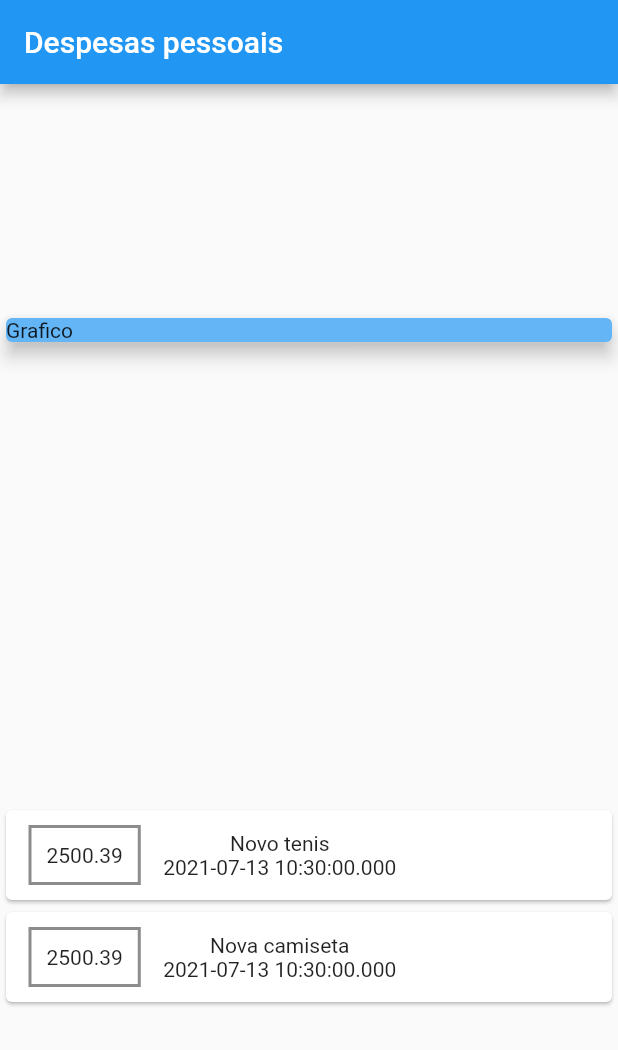
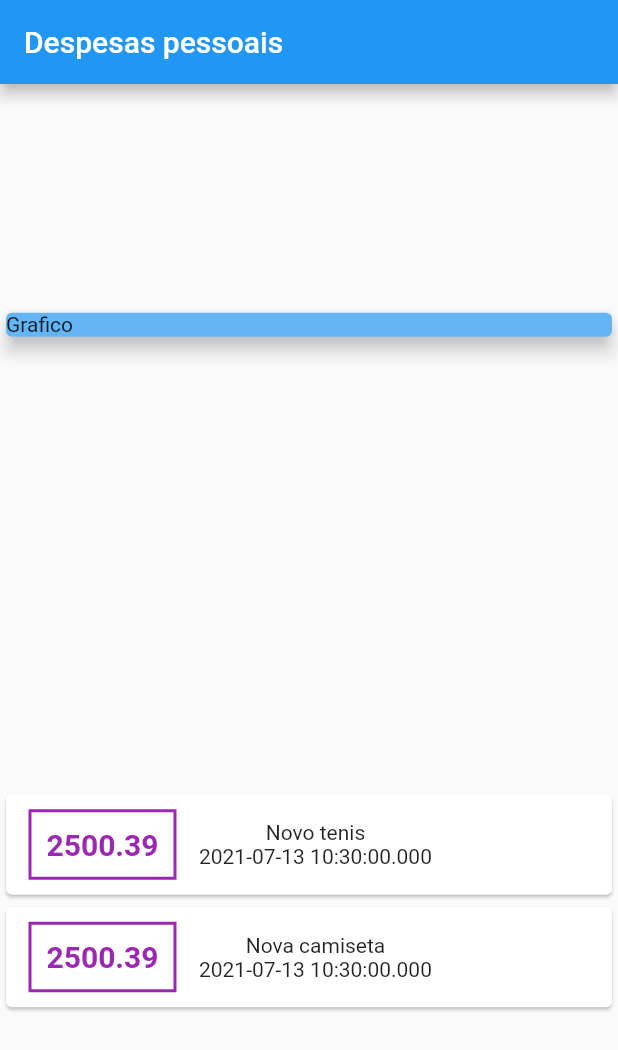
Before and after one commit to faamaral/expenses, a Flutter app: the screen it shows after launch, on a phone screen of 412 x 824 dp. Shown: the top 1050 px of the screen. Run offline on Flutter 3.47's test engine with Material 2 defaults, Android fonts, the phone set to English and light mode, and no system bars.

Commit message:
adding style in the text

```diff
--- a/lib/main.dart
+++ b/lib/main.dart
@@ -49,12 +49,19 @@ class MyHomePage extends StatelessWidget {
                       ),
                       decoration: BoxDecoration(
                         border: Border.all(
-                          color: Colors.black45,
+                          color: Colors.purple,
                           width: 2
                         )
                       ),
                       padding: EdgeInsets.all(10),
-                      child: Text(tr.value.toString()),
+                      child: Text(
+                        tr.value.toString(),
+                        style: TextStyle(
+                          fontWeight: FontWeight.bold,
+                          fontSize: 20,
+                          color: Colors.purple
+                        ),
+                        ),
                     ),
                     Column(
                       children: [
```
